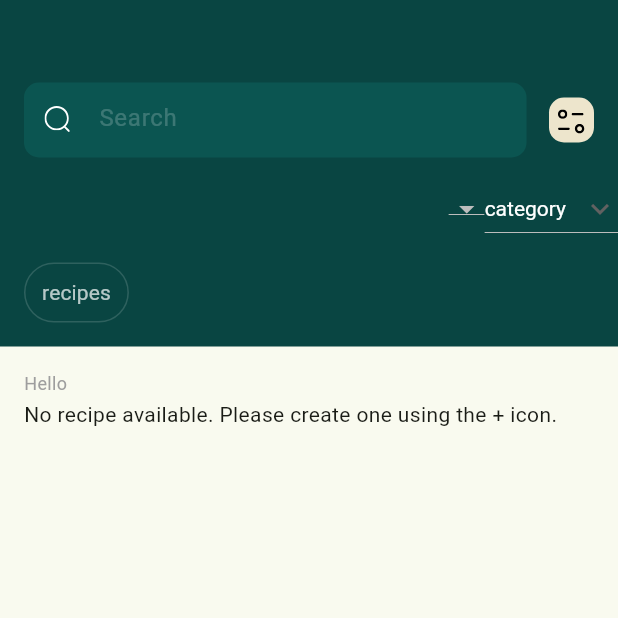
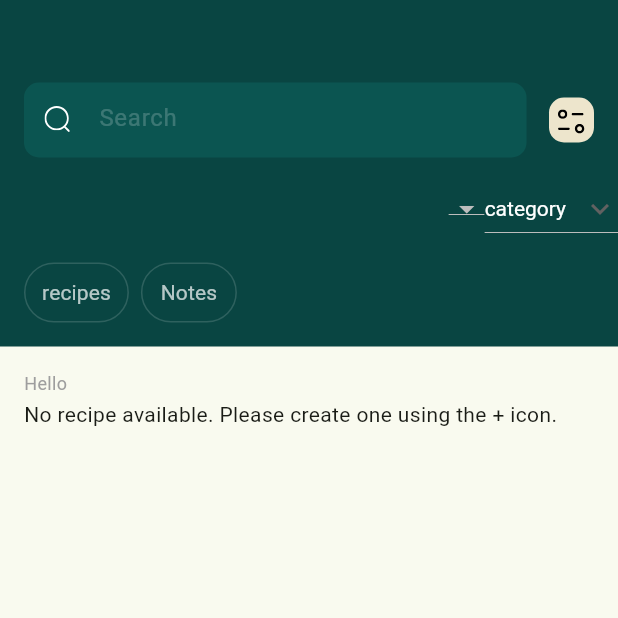
Before and after one commit to lenios/shefu, a Flutter app: the screen it shows after launch, on a phone screen of 412 x 824 dp, the top half of it. Run offline on Flutter 3.47's test engine with Material 3 defaults, Android fonts, the phone set to English and light mode, and no system bars; our stand-ins replace csv, file_picker, flutter_form_builder, flutter_svg, isar, pinch_zoom and 2 more; missing offline and left inert: flag, fraction; accounts and stored records are empty; generated files the repository leaves out were written again.

Commit message:
fix: match tab value with buttons (+ add notes tab)

```diff
--- a/lib/screens/home.dart
+++ b/lib/screens/home.dart
@@ -25,7 +25,7 @@ class _HomePageState extends State<HomePage> {
   String _filter = "";
   Category selectedCategory = Category.all;
   String countryCode = "";
-  int tab = 1; //1: recipes, 2:nutrients
+  int tab = 0; //0: recipes, 1:nutrients
 
   List<Recipe> recipes = [];
 
@@ -219,7 +219,7 @@ class _HomePageState extends State<HomePage> {
                       scrollDirection: Axis.horizontal,
                       physics: const BouncingScrollPhysics(),
                       padding: const EdgeInsets.symmetric(horizontal: 16),
-                      itemCount: 1,
+                      itemCount: 2,
                       separatorBuilder: (context, index) {
                         return const SizedBox(width: 8);
                       },
@@ -238,7 +238,11 @@ class _HomePageState extends State<HomePage> {
                                   width: 1),
                             ),
                             child: Text(
-                              AppLocalizations.of(context)!.recipes,
+                              switch (index) {
+                                0 => AppLocalizations.of(context)!.recipes,
+                                1 => AppLocalizations.of(context)!.notes,
+                                _ => "",
+                              },
                               style: TextStyle(
                                   color: Colors.white.withOpacity(0.7),
                                   fontWeight: FontWeight.w400),
@@ -268,7 +272,7 @@ class _HomePageState extends State<HomePage> {
                   ),
                   switch (tab) {
                     //RECIPES
-                    1 => Consumer<RecipesProvider>(
+                    0 => Consumer<RecipesProvider>(
                           builder: (context, recipesProvider, child) {
                         var filteredRecipes = recipesProvider.filterRecipes(
                             _filter, countryCode, selectedCategory);
@@ -289,6 +293,7 @@ class _HomePageState extends State<HomePage> {
                           return Text(AppLocalizations.of(context)!.noRecipe);
                         }
                       }),
+                    1 => Text("WIP"),
                     //NUTRIENTS
                     2 => Consumer<NutrientsProvider>(
                           builder: (context, nutrientsProvider, child) {
```
